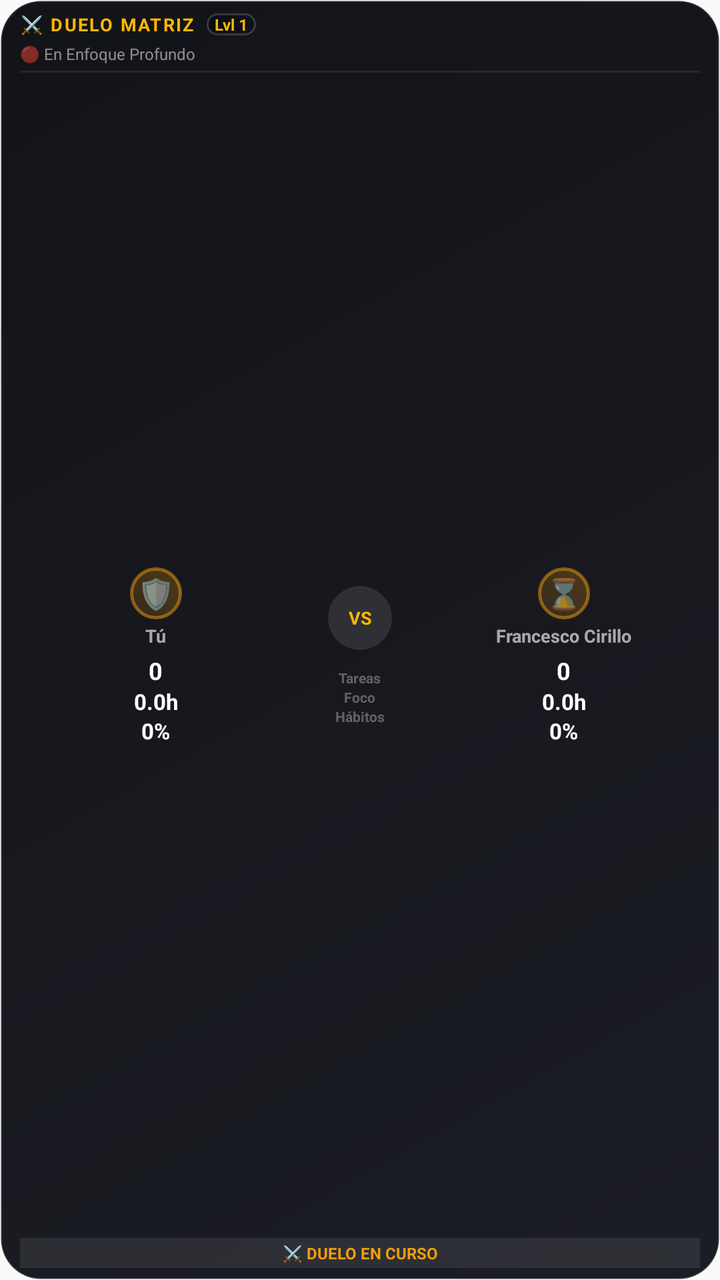
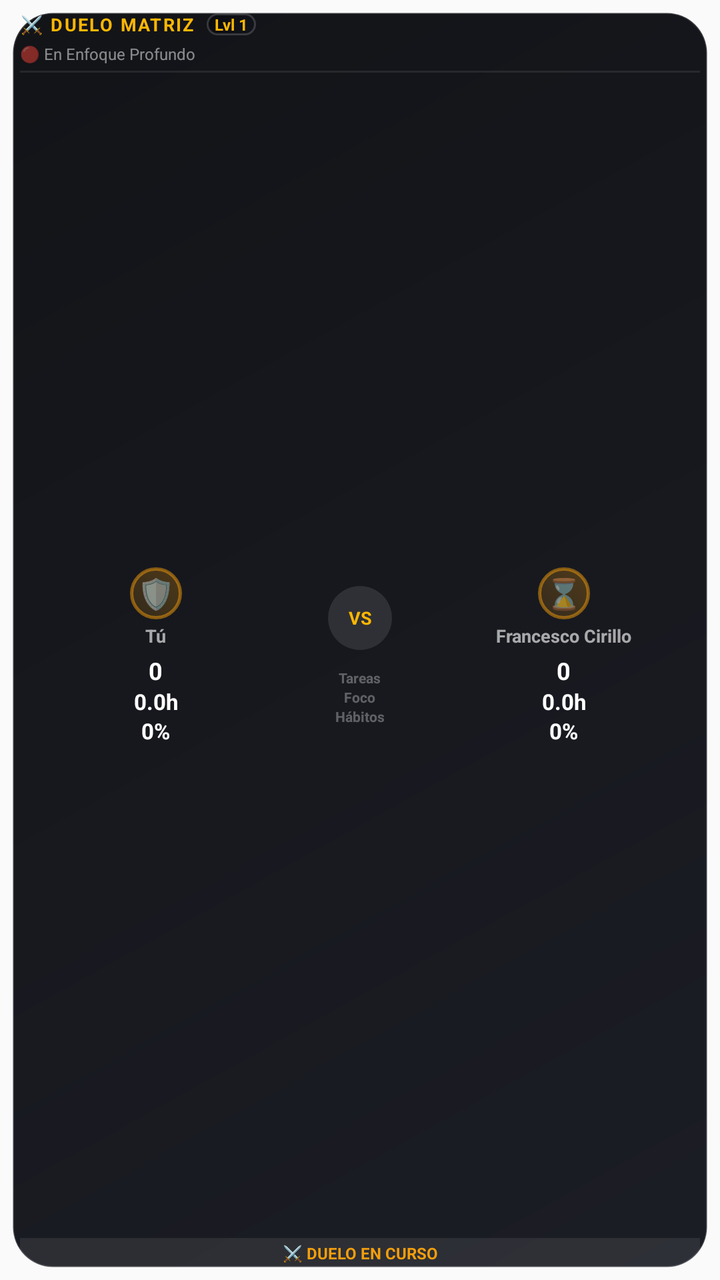

Compare the two renders of this Android layout. The source of the first and the diff that turns it into the second are given below.
<!-- AndroidManifest.xml: application theme AppTheme -->
<!-- res/layout/widget_rivals.xml -->
<?xml version="1.0" encoding="utf-8"?>
<RelativeLayout xmlns:android="http://schemas.android.com/apk/res/android"
    android:id="@+id/rivals_widget_root"
    android:layout_width="match_parent"
    android:layout_height="match_parent"
    android:background="@drawable/widget_glass_bg"
    android:padding="6dp">

    
    <LinearLayout
        android:id="@+id/rivals_layout_compact"
        android:layout_width="match_parent"
        android:layout_height="match_parent"
        android:gravity="center"
        android:orientation="vertical"
        android:visibility="gone">

        
        <LinearLayout
            android:layout_width="wrap_content"
            android:layout_height="wrap_content"
            android:gravity="center_vertical"
            android:orientation="horizontal">

            <TextView
                android:layout_width="18dp"
                android:layout_height="18dp"
                android:gravity="center"
                android:text="🛡️"
                android:textSize="11sp" />

            <TextView
                android:layout_width="wrap_content"
                android:layout_height="wrap_content"
                android:layout_marginLeft="2dp"
                android:layout_marginRight="2dp"
                android:text="⚔️"
                android:textColor="#FFB703"
                android:textSize="8sp"
                android:textStyle="bold" />

            <TextView
                android:id="@+id/rival_avatar_compact"
                android:layout_width="18dp"
                android:layout_height="18dp"
                android:gravity="center"
                android:text="⌛"
                android:textSize="11sp" />
        </LinearLayout>

        <TextView
            android:id="@+id/rival_name_compact"
            android:layout_width="wrap_content"
            android:layout_height="wrap_content"
            android:layout_marginTop="1dp"
            android:ellipsize="end"
            android:maxLines="1"
            android:text="Rival"
            android:textColor="#FFFFFF"
            android:textSize="9sp"
            android:textStyle="bold" />

        
        <LinearLayout
            android:layout_width="wrap_content"
            android:layout_height="wrap_content"
            android:layout_marginTop="2dp"
            android:gravity="center"
            android:orientation="horizontal">

            <TextView
                android:layout_width="wrap_content"
                android:layout_height="wrap_content"
                android:text="T: "
                android:textColor="#A0FFFFFF"
                android:textSize="8sp"
                android:textStyle="bold" />

            <TextView
                android:id="@+id/user_tasks_compact"
                android:layout_width="wrap_content"
                android:layout_height="wrap_content"
                android:text="0"
                android:textColor="#FFFFFF"
                android:textSize="8sp"
                android:textStyle="bold" />

            <TextView
                android:layout_width="wrap_content"
                android:layout_height="wrap_content"
                android:text=" v "
                android:textColor="#60FFFFFF"
                android:textSize="7sp" />

            <TextView
                android:id="@+id/rival_tasks_compact"
                android:layout_width="wrap_content"
                android:layout_height="wrap_content"
                android:text="0"
                android:textColor="#FFFFFF"
                android:textSize="8sp"
                android:textStyle="bold" />
        </LinearLayout>

        
        <LinearLayout
            android:layout_width="wrap_content"
            android:layout_height="wrap_content"
            android:gravity="center"
            android:orientation="horizontal">

            <TextView
                android:layout_width="wrap_content"
                android:layout_height="wrap_content"
                android:text="F: "
                android:textColor="#A0FFFFFF"
                android:textSize="8sp"
                android:textStyle="bold" />

            <TextView
                android:id="@+id/user_focus_compact"
                android:layout_width="wrap_content"
                android:layout_height="wrap_content"
                android:text="0.0h"
                android:textColor="#FFFFFF"
                android:textSize="8sp"
                android:textStyle="bold" />

            <TextView
                android:layout_width="wrap_content"
                android:layout_height="wrap_content"
                android:text=" v "
                android:textColor="#60FFFFFF"
                android:textSize="7sp" />

            <TextView
                android:id="@+id/rival_focus_compact"
                android:layout_width="wrap_content"
                android:layout_height="wrap_content"
                android:text="0.0h"
                android:textColor="#FFFFFF"
                android:textSize="8sp"
                android:textStyle="bold" />
        </LinearLayout>

        
        <LinearLayout
            android:layout_width="wrap_content"
            android:layout_height="wrap_content"
            android:gravity="center"
            android:orientation="horizontal">

            <TextView
                android:layout_width="wrap_content"
                android:layout_height="wrap_content"
                android:text="H: "
                android:textColor="#A0FFFFFF"
                android:textSize="8sp"
                android:textStyle="bold" />

            <TextView
                android:id="@+id/user_habits_compact"
                android:layout_width="wrap_content"
                android:layout_height="wrap_content"
                android:text="0%"
                android:textColor="#FFFFFF"
                android:textSize="8sp"
                android:textStyle="bold" />

            <TextView
                android:layout_width="wrap_content"
                android:layout_height="wrap_content"
                android:text=" v "
                android:textColor="#60FFFFFF"
                android:textSize="7sp" />

            <TextView
                android:id="@+id/rival_habits_compact"
                android:layout_width="wrap_content"
                android:layout_height="wrap_content"
                android:text="0%"
                android:textColor="#FFFFFF"
                android:textSize="8sp"
                android:textStyle="bold" />
        </LinearLayout>

        <TextView
            android:id="@+id/rivals_status_compact"
            android:layout_width="wrap_content"
            android:layout_height="wrap_content"
            android:layout_marginTop="1dp"
            android:text="⚔️ Duelo"
            android:textColor="#F59E0B"
            android:textSize="8sp"
            android:textStyle="bold" />
    </LinearLayout>

    
    <LinearLayout
        android:id="@+id/rivals_layout_horizontal"
        android:layout_width="match_parent"
        android:layout_height="match_parent"
        android:gravity="center_vertical"
        android:orientation="horizontal"
        android:paddingLeft="4dp"
        android:paddingRight="4dp"
        android:visibility="gone">

        <TextView
            android:id="@+id/rival_avatar_horiz"
            android:layout_width="28dp"
            android:layout_height="28dp"
            android:background="@drawable/widget_avatar_bg"
            android:gravity="center"
            android:text="⌛"
            android:textSize="16sp" />

        <LinearLayout
            android:layout_width="0dp"
            android:layout_height="wrap_content"
            android:layout_weight="1"
            android:orientation="vertical"
            android:paddingLeft="6dp"
            android:paddingRight="4dp">

            <TextView
                android:id="@+id/rival_name_horiz"
                android:layout_width="wrap_content"
                android:layout_height="wrap_content"
                android:ellipsize="end"
                android:maxLines="1"
                android:text="Francesco Cirillo"
                android:textColor="#FFFFFF"
                android:textSize="10sp"
                android:textStyle="bold" />

            
            <LinearLayout
                android:layout_width="wrap_content"
                android:layout_height="wrap_content"
                android:gravity="center_vertical"
                android:orientation="horizontal">

                <TextView
                    android:layout_width="wrap_content"
                    android:layout_height="wrap_content"
                    android:text="T: "
                    android:textColor="#80FFFFFF"
                    android:textSize="8sp" />

                <TextView
                    android:id="@+id/user_tasks_horiz"
                    android:layout_width="wrap_content"
                    android:layout_height="wrap_content"
                    android:text="0"
                    android:textColor="#FFFFFF"
                    android:textSize="8sp"
                    android:textStyle="bold" />

                <TextView
                    android:layout_width="wrap_content"
                    android:layout_height="wrap_content"
                    android:text="v"
                    android:textColor="#50FFFFFF"
                    android:textSize="7sp" />

                <TextView
                    android:id="@+id/rival_tasks_horiz"
                    android:layout_width="wrap_content"
                    android:layout_height="wrap_content"
                    android:text="0"
                    android:textColor="#FFFFFF"
                    android:textSize="8sp"
                    android:textStyle="bold" />

                <TextView
                    android:layout_width="wrap_content"
                    android:layout_height="wrap_content"
                    android:text=" | F: "
                    android:textColor="#80FFFFFF"
                    android:textSize="8sp" />

                <TextView
                    android:id="@+id/user_focus_horiz"
                    android:layout_width="wrap_content"
                    android:layout_height="wrap_content"
                    android:text="0.0h"
                    android:textColor="#FFFFFF"
                    android:textSize="8sp"
                    android:textStyle="bold" />

                <TextView
                    android:layout_width="wrap_content"
                    android:layout_height="wrap_content"
                    android:text="v"
                    android:textColor="#50FFFFFF"
                    android:textSize="7sp" />

                <TextView
                    android:id="@+id/rival_focus_horiz"
                    android:layout_width="wrap_content"
                    android:layout_height="wrap_content"
                    android:text="0.0h"
                    android:textColor="#FFFFFF"
                    android:textSize="8sp"
                    android:textStyle="bold" />

                <TextView
                    android:layout_width="wrap_content"
                    android:layout_height="wrap_content"
                    android:text=" | H: "
                    android:textColor="#80FFFFFF"
                    android:textSize="8sp" />

                <TextView
                    android:id="@+id/user_habits_horiz"
                    android:layout_width="wrap_content"
                    android:layout_height="wrap_content"
                    android:text="0%"
                    android:textColor="#FFFFFF"
                    android:textSize="8sp"
                    android:textStyle="bold" />

                <TextView
                    android:layout_width="wrap_content"
                    android:layout_height="wrap_content"
                    android:text="v"
                    android:textColor="#50FFFFFF"
                    android:textSize="7sp" />

                <TextView
                    android:id="@+id/rival_habits_horiz"
                    android:layout_width="wrap_content"
                    android:layout_height="wrap_content"
                    android:text="0%"
                    android:textColor="#FFFFFF"
                    android:textSize="8sp"
                    android:textStyle="bold" />
            </LinearLayout>
        </LinearLayout>

        <TextView
            android:id="@+id/rivals_status_horiz"
            android:layout_width="wrap_content"
            android:layout_height="wrap_content"
            android:text="⚔️ DUELO"
            android:textColor="#F59E0B"
            android:textSize="8sp"
            android:textStyle="bold" />
    </LinearLayout>

    
    <LinearLayout
        android:id="@+id/rivals_layout_full"
        android:layout_width="match_parent"
        android:layout_height="match_parent"
        android:orientation="vertical"
        android:paddingLeft="4dp"
        android:paddingRight="4dp"
        android:visibility="visible">

        
        <LinearLayout
            android:layout_width="match_parent"
            android:layout_height="wrap_content"
            android:gravity="center_vertical"
            android:orientation="horizontal"
            android:paddingBottom="2dp">

            <TextView
                android:layout_width="wrap_content"
                android:layout_height="wrap_content"
                android:text="⚔️ DUELO MATRIZ"
                android:textColor="#FFB703"
                android:textSize="9sp"
                android:textStyle="bold"
                android:letterSpacing="0.08" />

            <TextView
                android:id="@+id/rival_level_badge"
                android:layout_width="wrap_content"
                android:layout_height="wrap_content"
                android:layout_marginLeft="6dp"
                android:background="@drawable/widget_glass_bg"
                android:paddingLeft="4dp"
                android:paddingRight="4dp"
                android:text="Lvl 1"
                android:textColor="#FFB703"
                android:textSize="8sp"
                android:textStyle="bold" />
        </LinearLayout>

        
        <TextView
            android:id="@+id/rival_activity_text"
            android:layout_width="match_parent"
            android:layout_height="wrap_content"
            android:ellipsize="end"
            android:maxLines="1"
            android:text="🔴 En Enfoque Profundo"
            android:textColor="#80FFFFFF"
            android:textSize="8sp"
            android:layout_marginTop="1dp" />

        
        <FrameLayout
            android:layout_width="match_parent"
            android:layout_height="1dp"
            android:layout_marginTop="3dp"
            android:layout_marginBottom="3dp"
            android:background="#15FFFFFF" />

        
        <LinearLayout
            android:layout_width="match_parent"
            android:layout_height="0dp"
            android:layout_weight="1"
            android:orientation="horizontal"
            android:weightSum="10">

            
            <LinearLayout
                android:layout_width="0dp"
                android:layout_height="match_parent"
                android:layout_weight="4"
                android:gravity="center"
                android:orientation="vertical">

                <TextView
                    android:layout_width="26dp"
                    android:layout_height="26dp"
                    android:background="@drawable/widget_avatar_bg"
                    android:gravity="center"
                    android:text="🛡️"
                    android:textSize="15sp" />

                <TextView
                    android:layout_width="wrap_content"
                    android:layout_height="wrap_content"
                    android:layout_marginTop="2dp"
                    android:text="Tú"
                    android:textColor="#A0FFFFFF"
                    android:textSize="9sp"
                    android:textStyle="bold" />

                
                <TextView
                    android:id="@+id/user_tasks_vert"
                    android:layout_width="wrap_content"
                    android:layout_height="wrap_content"
                    android:layout_marginTop="3dp"
                    android:text="0"
                    android:textColor="#FFFFFF"
                    android:textSize="12sp"
                    android:textStyle="bold" />

                <TextView
                    android:id="@+id/user_focus_vert"
                    android:layout_width="wrap_content"
                    android:layout_height="wrap_content"
                    android:text="0.0h"
                    android:textColor="#FFFFFF"
                    android:textSize="11sp"
                    android:textStyle="bold" />

                <TextView
                    android:id="@+id/user_habits_vert"
                    android:layout_width="wrap_content"
                    android:layout_height="wrap_content"
                    android:text="0%"
                    android:textColor="#FFFFFF"
                    android:textSize="11sp"
                    android:textStyle="bold" />
            </LinearLayout>

            
            <LinearLayout
                android:layout_width="0dp"
                android:layout_height="match_parent"
                android:layout_weight="2"
                android:gravity="center"
                android:orientation="vertical">

                <TextView
                    android:layout_width="wrap_content"
                    android:layout_height="wrap_content"
                    android:background="@drawable/widget_refresh_bg"
                    android:gravity="center"
                    android:paddingLeft="4dp"
                    android:paddingRight="4dp"
                    android:text="VS"
                    android:textColor="#FFB703"
                    android:textSize="9sp"
                    android:textStyle="bold" />

                <TextView
                    android:layout_width="wrap_content"
                    android:layout_height="wrap_content"
                    android:layout_marginTop="9dp"
                    android:text="Tareas"
                    android:textColor="#50FFFFFF"
                    android:textSize="7sp"
                    android:textStyle="bold" />

                <TextView
                    android:layout_width="wrap_content"
                    android:layout_height="wrap_content"
                    android:text="Foco"
                    android:textColor="#50FFFFFF"
                    android:textSize="7sp"
                    android:textStyle="bold" />

                <TextView
                    android:layout_width="wrap_content"
                    android:layout_height="wrap_content"
                    android:text="Hábitos"
                    android:textColor="#50FFFFFF"
                    android:textSize="7sp"
                    android:textStyle="bold" />
            </LinearLayout>

            
            <LinearLayout
                android:layout_width="0dp"
                android:layout_height="match_parent"
                android:layout_weight="4"
                android:gravity="center"
                android:orientation="vertical">

                <TextView
                    android:id="@+id/rival_avatar_text"
                    android:layout_width="26dp"
                    android:layout_height="26dp"
                    android:background="@drawable/widget_avatar_bg"
                    android:gravity="center"
                    android:text="⌛"
                    android:textSize="15sp" />

                <TextView
                    android:id="@+id/rival_name_text"
                    android:layout_width="wrap_content"
                    android:layout_height="wrap_content"
                    android:layout_marginTop="2dp"
                    android:ellipsize="end"
                    android:maxLines="1"
                    android:text="Francesco Cirillo"
                    android:textColor="#A0FFFFFF"
                    android:textSize="9sp"
                    android:textStyle="bold" />

                
                <TextView
                    android:id="@+id/rival_tasks_vert"
                    android:layout_width="wrap_content"
                    android:layout_height="wrap_content"
                    android:layout_marginTop="3dp"
                    android:text="0"
                    android:textColor="#FFFFFF"
                    android:textSize="12sp"
                    android:textStyle="bold" />

                <TextView
                    android:id="@+id/rival_focus_vert"
                    android:layout_width="wrap_content"
                    android:layout_height="wrap_content"
                    android:text="0.0h"
                    android:textColor="#FFFFFF"
                    android:textSize="11sp"
                    android:textStyle="bold" />

                <TextView
                    android:id="@+id/rival_habits_vert"
                    android:layout_width="wrap_content"
                    android:layout_height="wrap_content"
                    android:text="0%"
                    android:textColor="#FFFFFF"
                    android:textSize="11sp"
                    android:textStyle="bold" />
            </LinearLayout>
        </LinearLayout>

        
        <TextView
            android:id="@+id/rivals_status_banner"
            android:layout_width="match_parent"
            android:layout_height="wrap_content"
            android:layout_marginTop="2dp"
            android:background="#15FFFFFF"
            android:gravity="center"
            android:paddingTop="2dp"
            android:paddingBottom="2dp"
            android:text="⚔️ DUELO EN CURSO"
            android:textColor="#F59E0B"
            android:textSize="8sp"
            android:textStyle="bold" />
    </LinearLayout>

</RelativeLayout>
<!-- resources referenced by this layout -->
<resources>
  <!-- drawable widget_avatar_bg (drawable) -->
  <?xml version="1.0" encoding="utf-8"?>
  <shape xmlns:android="http://schemas.android.com/apk/res/android"
      android:shape="oval">
      <gradient
          android:angle="45"
          android:startColor="#20F59E0B"
          android:endColor="#40F59E0B"
          android:type="linear" />
      <stroke
          android:width="1.5dp"
          android:color="#80F59E0B" />
  </shape>
  <!-- drawable widget_glass_bg (drawable) -->
  <?xml version="1.0" encoding="utf-8"?>
  <shape xmlns:android="http://schemas.android.com/apk/res/android"
      android:shape="rectangle">
      <gradient
          android:angle="135"
          android:startColor="#F512141C"
          android:endColor="#F5090A0E"
          android:type="linear" />
      <corners android:radius="20dp" />
      <stroke
          android:width="1dp"
          android:color="#2AFFFFFF" />
  </shape>
  <!-- drawable widget_refresh_bg (drawable) -->
  <?xml version="1.0" encoding="utf-8"?>
  <shape xmlns:android="http://schemas.android.com/apk/res/android"
      android:shape="oval">
      <solid android:color="#1AFFFFFF" />
      <size
          android:width="32dp"
          android:height="32dp" />
  </shape>
  <style name="AppTheme" parent="Theme.AppCompat.Light.DarkActionBar">
          
          <item name="colorPrimary">@color/colorPrimary</item>
          <item name="colorPrimaryDark">@color/colorPrimaryDark</item>
          <item name="colorAccent">@color/colorAccent</item>
      </style>
</resources>

<!-- the commit's change to res/layout/widget_rivals.xml (unified diff, before → after) -->
@@ -3,8 +3,14 @@
     android:id="@+id/rivals_widget_root"
     android:layout_width="match_parent"
     android:layout_height="match_parent"
-    android:background="@drawable/widget_glass_bg"
     android:padding="6dp">
+
+    <ImageView
+        android:id="@+id/rivals_background_image"
+        android:layout_width="match_parent"
+        android:layout_height="match_parent"
+        android:scaleType="fitXY"
+        android:src="@drawable/widget_glass_bg" />
 
     
     <LinearLayout
